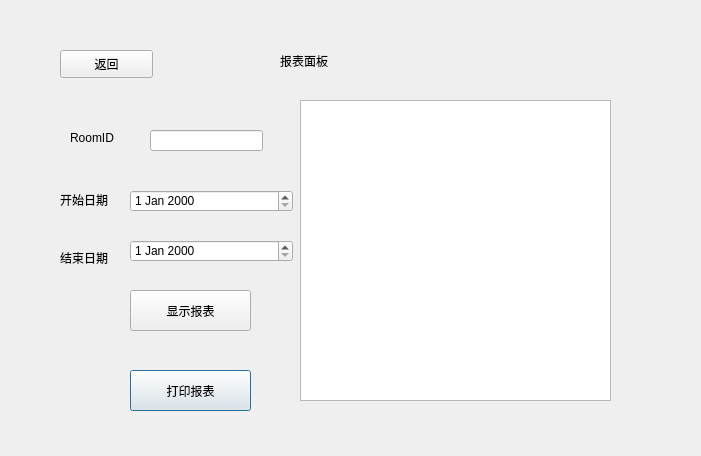
Above: ManagerClient/reportpage.ui from starsload/46572020 before the change. Below: the same form after it.
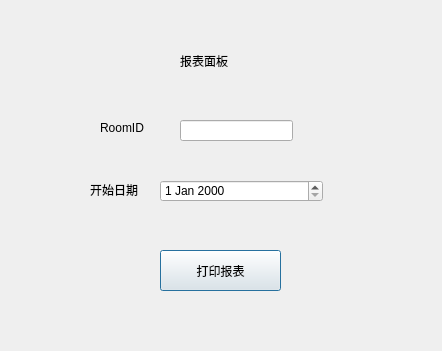
That is the form after the change.

Commit message: 账单、详单、报表

```diff
--- a/ManagerClient/reportpage.ui
+++ b/ManagerClient/reportpage.ui
@@ -6,8 +6,8 @@
    <rect>
     <x>0</x>
     <y>0</y>
-    <width>701</width>
-    <height>456</height>
+    <width>442</width>
+    <height>351</height>
    </rect>
   </property>
   <property name="windowTitle">
@@ -16,8 +16,8 @@
   <widget class="QPushButton" name="PrintButton">
    <property name="geometry">
     <rect>
-     <x>130</x>
-     <y>370</y>
+     <x>160</x>
+     <y>250</y>
      <width>121</width>
      <height>41</height>
     </rect>
@@ -29,8 +29,8 @@
   <widget class="QLabel" name="label">
    <property name="geometry">
     <rect>
-     <x>70</x>
-     <y>130</y>
+     <x>100</x>
+     <y>120</y>
      <width>72</width>
      <height>15</height>
     </rect>
@@ -39,34 +39,11 @@
     <string>RoomID</string>
    </property>
   </widget>
-  <widget class="QLabel" name="label_3">
-   <property name="geometry">
-    <rect>
-     <x>60</x>
-     <y>250</y>
-     <width>72</width>
-     <height>15</height>
-    </rect>
-   </property>
-   <property name="text">
-    <string>结束日期</string>
-   </property>
-  </widget>
-  <widget class="QDateEdit" name="data_out">
-   <property name="geometry">
-    <rect>
-     <x>130</x>
-     <y>240</y>
-     <width>163</width>
-     <height>22</height>
-    </rect>
-   </property>
-  </widget>
   <widget class="QLineEdit" name="ID_input">
    <property name="geometry">
     <rect>
-     <x>150</x>
-     <y>130</y>
+     <x>180</x>
+     <y>120</y>
      <width>113</width>
      <height>21</height>
     </rect>
@@ -75,8 +52,8 @@
   <widget class="QLabel" name="label_2">
    <property name="geometry">
     <rect>
-     <x>60</x>
-     <y>190</y>
+     <x>90</x>
+     <y>180</y>
      <width>72</width>
      <height>20</height>
     </rect>
@@ -85,58 +62,22 @@
     <string>开始日期</string>
    </property>
   </widget>
-  <widget class="QTableView" name="tableView">
+  <widget class="QDateEdit" name="date">
    <property name="geometry">
     <rect>
-     <x>300</x>
-     <y>100</y>
-     <width>311</width>
-     <height>301</height>
-    </rect>
-   </property>
-  </widget>
-  <widget class="QDateEdit" name="data_in">
-   <property name="geometry">
-    <rect>
-     <x>130</x>
-     <y>190</y>
+     <x>160</x>
+     <y>180</y>
      <width>163</width>
      <height>22</height>
     </rect>
    </property>
   </widget>
-  <widget class="QPushButton" name="CreatButton">
-   <property name="geometry">
-    <rect>
-     <x>130</x>
-     <y>290</y>
-     <width>121</width>
-     <height>41</height>
-    </rect>
-   </property>
-   <property name="text">
-    <string>显示报表</string>
-   </property>
-  </widget>
-  <widget class="QPushButton" name="ReturnButton">
-   <property name="geometry">
-    <rect>
-     <x>60</x>
-     <y>50</y>
-     <width>93</width>
-     <height>28</height>
-    </rect>
-   </property>
-   <property name="text">
-    <string>返回</string>
-   </property>
-  </widget>
   <widget class="QLabel" name="label_4">
    <property name="geometry">
     <rect>
-     <x>280</x>
+     <x>180</x>
      <y>40</y>
-     <width>161</width>
+     <width>91</width>
      <height>41</height>
     </rect>
    </property>
```
The commit also changes 35 other files.
